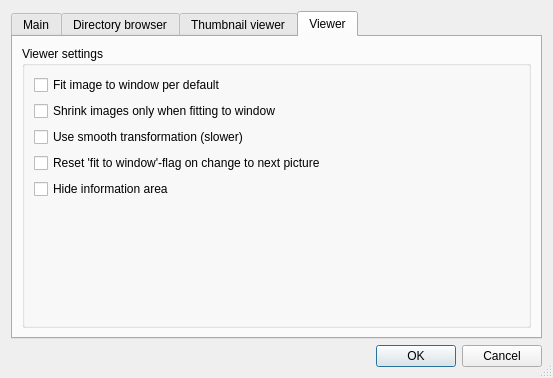
Qt form aardview/settingsdialog.ui (bwachter/aardview) before a commit.
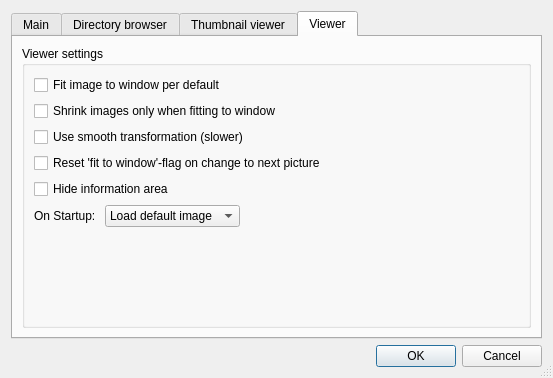
The same form after that commit. The open tabs and pages were chosen to show the change.

Commit message: added image loading by parameter

```diff
--- a/aardview/settingsdialog.ui
+++ b/aardview/settingsdialog.ui
@@ -267,6 +267,55 @@
               </property>
              </widget>
             </item>
+            <item>
+             <layout class="QHBoxLayout" name="horizontalLayout_2">
+              <item>
+               <widget class="QLabel" name="label">
+                <property name="text">
+                 <string>On Startup: </string>
+                </property>
+               </widget>
+              </item>
+              <item>
+               <widget class="QComboBox" name="viewerLoadAction">
+                <property name="sizePolicy">
+                 <sizepolicy hsizetype="Preferred" vsizetype="Fixed">
+                  <horstretch>0</horstretch>
+                  <verstretch>0</verstretch>
+                 </sizepolicy>
+                </property>
+                <item>
+                 <property name="text">
+                  <string>Load default image</string>
+                 </property>
+                </item>
+                <item>
+                 <property name="text">
+                  <string>Load last image</string>
+                 </property>
+                </item>
+                <item>
+                 <property name="text">
+                  <string>Don't load anything</string>
+                 </property>
+                </item>
+               </widget>
+              </item>
+              <item>
+               <spacer name="horizontalSpacer">
+                <property name="orientation">
+                 <enum>Qt::Horizontal</enum>
+                </property>
+                <property name="sizeHint" stdset="0">
+                 <size>
+                  <width>40</width>
+                  <height>20</height>
+                 </size>
+                </property>
+               </spacer>
+              </item>
+             </layout>
+            </item>
             <item>
              <spacer name="verticalSpacer_3">
               <property name="orientation">
```
Left out of the diff: 2 changed lines with no effect on the pictures. The commit also changes 3 other files.
